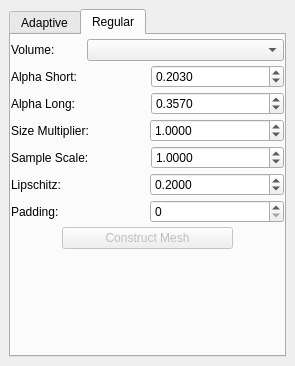
Before: the Qt Designer form src/gui/Application/ToolWidgets/CleaverWidget.ui in SCIInstitute/Cleaver, drawn with Qt 5.
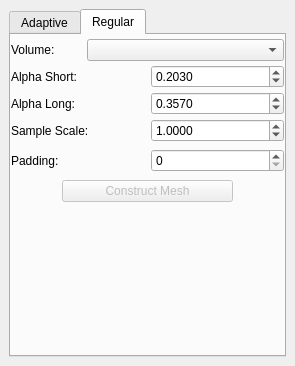
After: the same form once the commit is applied. The open tabs and pages were chosen to show the change.

Commit message:
Fixed Regular Cleaving Inputs
Removed two gui elements for parameters
that do not belong on regular cleaving
tab input since they are not usable.

```diff
--- a/src/gui/Application/ToolWidgets/CleaverWidget.ui
+++ b/src/gui/Application/ToolWidgets/CleaverWidget.ui
@@ -353,39 +353,6 @@
           </layout>
          </widget>
         </item>
-        <item>
-         <layout class="QHBoxLayout" name="horizontalLayout_10">
-          <property name="topMargin">
-           <number>0</number>
-          </property>
-          <item>
-           <widget class="QLabel" name="label">
-            <property name="text">
-             <string>Size Multiplier:</string>
-            </property>
-           </widget>
-          </item>
-          <item>
-           <widget class="QDoubleSpinBox" name="sizeMultiplierSpinner">
-            <property name="decimals">
-             <number>4</number>
-            </property>
-            <property name="minimum">
-             <double>0.000100000000000</double>
-            </property>
-            <property name="maximum">
-             <double>9999.000000000000000</double>
-            </property>
-            <property name="singleStep">
-             <double>0.001000000000000</double>
-            </property>
-            <property name="value">
-             <double>1.000000000000000</double>
-            </property>
-           </widget>
-          </item>
-         </layout>
-        </item>
         <item>
          <widget class="QWidget" name="scalingWidget" native="true">
           <layout class="QHBoxLayout" name="horizontalLayout">
@@ -422,54 +389,38 @@
          </widget>
         </item>
         <item>
-         <layout class="QHBoxLayout" name="horizontalLayout_12">
-          <property name="topMargin">
-           <number>0</number>
+         <widget class="QWidget" name="paddingWidget" native="true">
+          <property name="minimumSize">
+           <size>
+            <width>0</width>
+            <height>30</height>
+           </size>
           </property>
-          <item>
-           <widget class="QLabel" name="label_3">
-            <property name="text">
-             <string>Lipschitz:</string>
-            </property>
-           </widget>
-          </item>
-          <item>
-           <widget class="QDoubleSpinBox" name="lipschitzSpinner">
-            <property name="decimals">
-             <number>4</number>
-            </property>
-            <property name="minimum">
-             <double>0.000100000000000</double>
-            </property>
-            <property name="maximum">
-             <double>9.000000000000000</double>
-            </property>
-            <property name="singleStep">
-             <double>0.001000000000000</double>
-            </property>
-            <property name="value">
-             <double>0.200000000000000</double>
-            </property>
-           </widget>
-          </item>
-         </layout>
-        </item>
-        <item>
-         <layout class="QHBoxLayout" name="horizontalLayout_11">
-          <property name="topMargin">
-           <number>0</number>
-          </property>
-          <item>
-           <widget class="QLabel" name="label_2">
-            <property name="text">
-             <string>Padding:</string>
-            </property>
-           </widget>
-          </item>
-          <item>
-           <widget class="QSpinBox" name="paddingSpinner"/>
-          </item>
-         </layout>
+          <layout class="QHBoxLayout" name="horizontalLayout_10">
+           <property name="leftMargin">
+            <number>0</number>
+           </property>
+           <property name="topMargin">
+            <number>0</number>
+           </property>
+           <property name="rightMargin">
+            <number>0</number>
+           </property>
+           <property name="bottomMargin">
+            <number>0</number>
+           </property>
+           <item>
+            <widget class="QLabel" name="label_2">
+             <property name="text">
+              <string>Padding:</string>
+             </property>
+            </widget>
+           </item>
+           <item>
+            <widget class="QSpinBox" name="paddingSpinner"/>
+           </item>
+          </layout>
+         </widget>
         </item>
         <item>
          <widget class="QWidget" name="regularButtonWidget" native="true">
```
Left out of the diff: 116 changed lines with no effect on the pictures. The commit also changes 1 other file.
